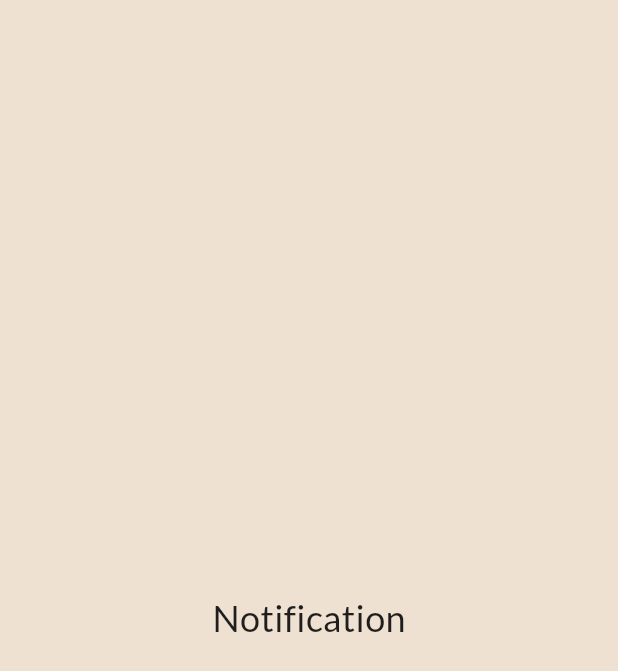
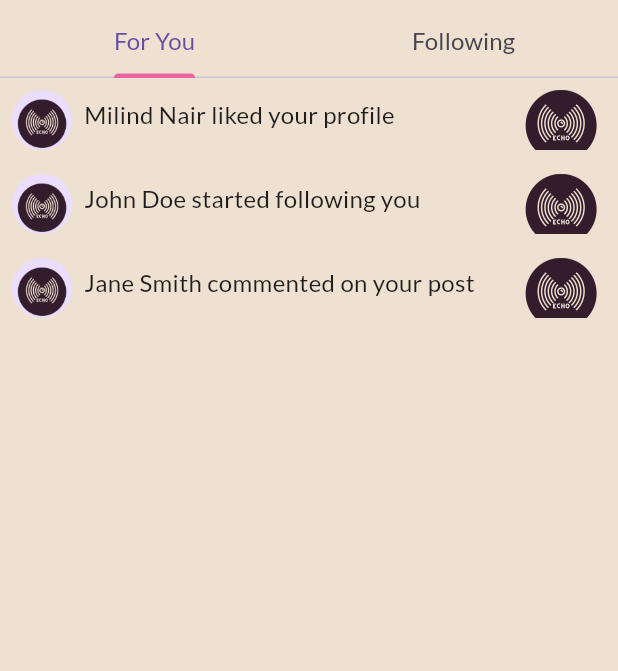
Before and after one commit to milindnair/Echo, a Flutter app: the NotificationScreen screen opened directly, on a phone screen of 412 x 824 dp. Shown: the top 671 px of the screen. Run offline on Flutter 3.47's test engine with Material 2 defaults, Android fonts, the phone set to English and light mode, and no system bars; our stand-ins replace cloud_firestore, firebase_auth, firebase_core, firebase_storage, flutter_riverpod, google_fonts and 1 more; accounts and stored records are empty.

Commit message:
few changes

```diff
--- a/lib/screens/home/home.dart
+++ b/lib/screens/home/home.dart
@@ -29,13 +29,14 @@ class _HomeScreenState extends State<HomeScreen> {
       case 1:
         body = const NotificationScreen();
         appBarTitle = 'Notifications';
+
         break;
       case 2:
         body = const AddPost() ;
         appBarTitle = 'Add';
         break;
       case 3:
-        body = const Search();
+        body = const  SearchUserPage();
         appBarTitle = 'Search User';
         break;
       case 4:
--- a/lib/screens/notification/notification.dart
+++ b/lib/screens/notification/notification.dart
@@ -1,15 +1,52 @@
 import 'package:flutter/material.dart';
+import 'package:echo/widgets/noti_list.dart'; // Adjust the import path based on your project structure
 
 class NotificationScreen extends StatelessWidget {
   const NotificationScreen({Key? key}) : super(key: key);
 
   @override
   Widget build(BuildContext context) {
-    return Scaffold(
-      body: Center(
-        child: Text(
-          'Notification',
-          style: TextStyle(fontSize: 24),
+    // Dummy data for demonstration
+    List<NotificationItem> notifications = [
+      NotificationItem(avatar: 'assets/logo.png', text: 'Milind Nair liked your profile', imageUrl: 'assets/logo.png'),
+      NotificationItem(avatar: 'url_to_avatar2', text: 'John Doe started following you', imageUrl: 'url_to_image2'),
+      NotificationItem(avatar: 'url_to_avatar3', text: 'Jane Smith commented on your post', imageUrl: 'url_to_image3'),
+      // Add more notifications as needed
+    ];
+
+    return DefaultTabController(
+      length: 2,
+      child: Scaffold(
+        body: Column(
+          children: [
+            const SizedBox(height: 4.0), // Add space at the top
+            const TabBar(
+              indicatorColor: Color(0xFFE966A0),
+              tabs: [
+                Tab(
+                  child: Text(
+                    'For You',
+                    style: TextStyle(fontSize: 16),
+                  ),
+                ),
+                Tab(
+                  child: Text(
+                    'Following',
+                    style: TextStyle(fontSize: 16),
+                  ),
+                ),
+              ],
+            ),
+            Expanded(
+              child: TabBarView(
+                children: [
+                  NotificationList(notifications: notifications),
+                  // You can add another instance of NotificationList for the 'Following' tab
+                  Icon(Icons.directions_transit, size: 350),
+                ],
+              ),
+            ),
+          ],
         ),
       ),
     );
--- /dev/null
+++ b/lib/widgets/noti_list.dart
@@ -0,0 +1,80 @@
+import 'package:flutter/material.dart';
+
+class NotificationList extends StatelessWidget {
+  final List<NotificationItem> notifications;
+
+  const NotificationList({Key? key, required this.notifications})
+      : super(key: key);
+
+  @override
+  Widget build(BuildContext context) {
+    return ListView.builder(
+      itemCount: notifications.length,
+      itemBuilder: (context, index) {
+        return NotificationItemWidget(notification: notifications[index]);
+      },
+    );
+  }
+}
+
+class NotificationItem {
+  final String avatar;
+  final String text;
+  final String imageUrl;
+
+  NotificationItem(
+      {required this.avatar, required this.text, required this.imageUrl});
+}
+
+class NotificationItemWidget extends StatelessWidget {
+  final NotificationItem notification;
+
+  const NotificationItemWidget({Key? key, required this.notification})
+      : super(key: key);
+
+  @override
+  Widget build(BuildContext context) {
+    return Padding(
+      padding: const EdgeInsets.all(8.0),
+      child: Row(
+        crossAxisAlignment: CrossAxisAlignment.start,
+        children: [
+          CircleAvatar(
+            backgroundImage: AssetImage('assets/logo.png'),
+          ),
+          const SizedBox(width: 8.0),
+          Expanded(
+            child: Row(
+              mainAxisAlignment: MainAxisAlignment.spaceBetween, // Adjust alignment as needed
+              children: [
+                Flexible(
+                  child: Column(
+                    crossAxisAlignment: CrossAxisAlignment.start,
+                    children: [
+                      Text(
+                        notification.text,
+                        style: TextStyle(fontSize: 16),
+                      ),
+                      const SizedBox(height: 8.0),
+                    ],
+                  ),
+                ),
+                Container(
+                  height: 40.0,
+                  width: 60.0,
+                  decoration: BoxDecoration(
+                    image: DecorationImage(
+                      image: AssetImage('assets/logo.png'),
+                      fit: BoxFit.cover,
+                    ),
+                    borderRadius: BorderRadius.circular(8.0),
+                  ),
+                ),
+              ],
+            ),
+          ),
+        ],
+      ),
+    );
+  }
+}
```
Also changed, not shown: lib/screens/search/search.dart (+82 -8 lines), assets/add_post.jpg (added), assets/home.jpg (added), assets/landing.jpg (added), assets/tweets.jpg (added), lib/screens/home/home_posts.dart (line endings or trailing spaces).
